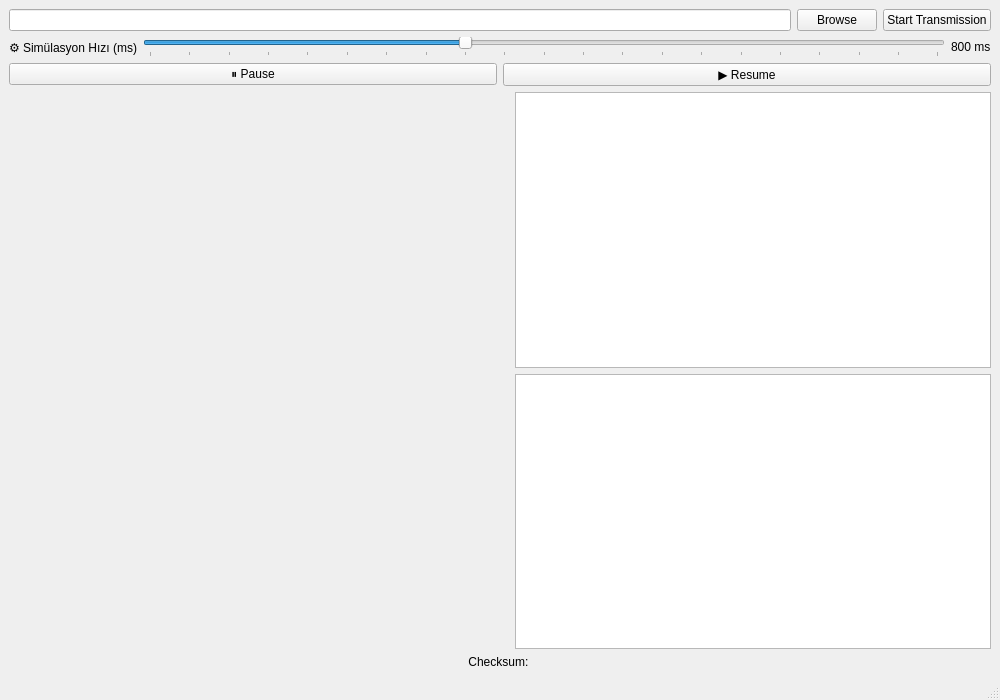
This is mainwindow.ui in burakataly/VIBA as Qt 5 draws it before an edit. The edited form follows.
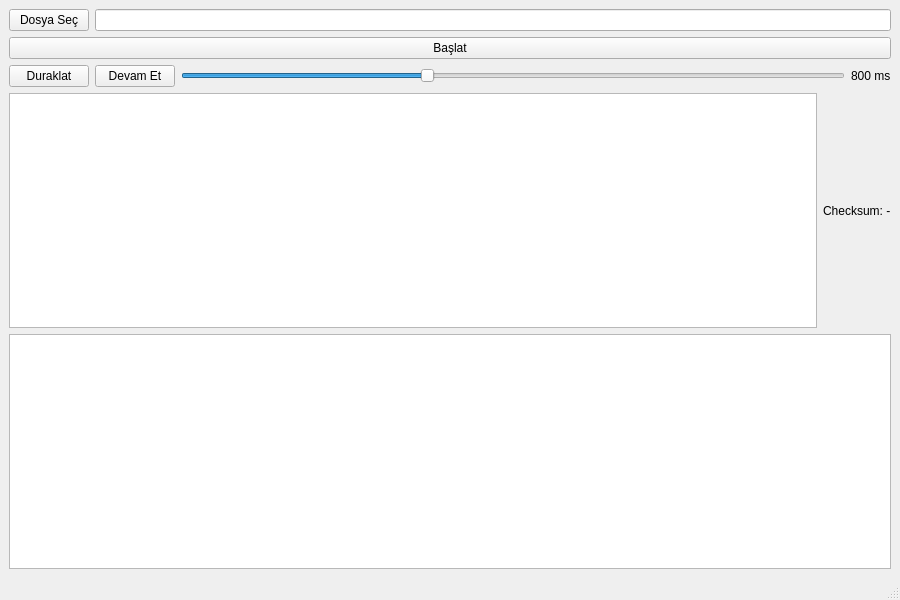
This is the edited form.

```diff
--- a/mainwindow.ui
+++ b/mainwindow.ui
@@ -3,7 +3,12 @@
  <class>MainWindow</class>
  <widget class="QMainWindow" name="MainWindow">
   <property name="geometry">
-   <rect><x>0</x><y>0</y><width>1000</width><height>700</height></rect>
+   <rect>
+    <x>0</x>
+    <y>0</y>
+    <width>900</width>
+    <height>600</height>
+   </rect>
   </property>
   <property name="windowTitle">
    <string>VIBA Çerçeve Simülatörü</string>
@@ -14,63 +19,96 @@
     <!-- === Dosya Seçimi + Başlatma === -->
     <item>
      <layout class="QHBoxLayout" name="fileLayout">
-      <item><widget class="QLineEdit" name="fileLineEdit"/></item>
-      <item><widget class="QPushButton" name="browseButton"><property name="text"><string>Browse</string></property></widget></item>
-      <item><widget class="QPushButton" name="startButton"><property name="text"><string>Start Transmission</string></property></widget></item>
+      <item>
+       <widget class="QPushButton" name="btnSelectFile">
+        <property name="text">
+         <string>Dosya Seç</string>
+        </property>
+       </widget>
+      </item>
+      <item>
+       <widget class="QLineEdit" name="fileLineEdit"/>
+      </item>
      </layout>
     </item>
 
     <!-- === Simülasyon Ayarları === -->
     <item>
-     <layout class="QHBoxLayout" name="simSettingsLayout">
-      <item><widget class="QLabel" name="lblSimDesc"><property name="text"><string>⚙ Simülasyon Hızı (ms)</string></property></widget></item>
-      <item><widget class="QSlider" name="sliderSpeed">
-        <property name="minimum"><number>1</number></property>
-        <property name="maximum"><number>2000</number></property>
-        <property name="value"><number>800</number></property>
-        <property name="orientation"><enum>Qt::Horizontal</enum></property>
-        <property name="tickInterval"><number>100</number></property>
-        <property name="tickPosition"><enum>QSlider::TicksBelow</enum></property>
-      </widget></item>
-      <item><widget class="QLabel" name="lblSpeedValue"><property name="text"><string>800 ms</string></property></widget></item>
-     </layout>
+     <widget class="QPushButton" name="btnStart">
+      <property name="text">
+       <string>Başlat</string>
+      </property>
+     </widget>
     </item>
-
-    <!-- === Simülasyon Kontrolleri (Pause, Resume) === -->
+    <!-- Kontrol Butonları ve Hız Slider -->
     <item>
-     <layout class="QHBoxLayout" name="controlButtonsLayout">
-      <item><widget class="QPushButton" name="btnPause"><property name="text"><string>⏸ Pause</string></property></widget></item>
-      <item><widget class="QPushButton" name="btnResume"><property name="text"><string>▶ Resume</string></property></widget></item>
+     <layout class="QHBoxLayout" name="controlLayout">
+      <item>
+       <widget class="QPushButton" name="btnPause">
+        <property name="text">
+         <string>Duraklat</string>
+        </property>
+       </widget>
+      </item>
+      <item>
+       <widget class="QPushButton" name="btnResume">
+        <property name="text">
+         <string>Devam Et</string>
+        </property>
+       </widget>
+      </item>
+      <item>
+       <widget class="QSlider" name="sliderSpeed">
+        <property name="minimum">
+         <number>100</number>
+        </property>
+        <property name="maximum">
+         <number>2000</number>
+        </property>
+        <property name="value">
+         <number>800</number>
+        </property>
+        <property name="orientation">
+         <enum>Qt::Horizontal</enum>
+        </property>
+       </widget>
+      </item>
+      <item>
+       <widget class="QLabel" name="lblSpeedValue">
+        <property name="text">
+         <string>800 ms</string>
+        </property>
+       </widget>
+      </item>
      </layout>
     </item>
-
-    <!-- === Ana Görselleştirme Alanı === -->
+    <!-- Grafik Alanı -->
     <item>
-     <layout class="QHBoxLayout" name="mainDisplayLayout">
+     <layout class="QHBoxLayout" name="graphicsLayout"/>
+    </item>
+    <!-- Çıkış Bilgileri: CRC Listesi ve Checksum -->
+    <item>
+     <layout class="QHBoxLayout" name="outputLayout">
       <item>
-       <widget class="QWidget" name="graphicsContainer">
-        <property name="minimumSize"><size><width>500</width><height>400</height></size></property>
-        <layout class="QVBoxLayout" name="graphicsLayout"/>
-       </widget>
+       <widget class="QListWidget" name="listCRC"/>
       </item>
       <item>
-       <layout class="QVBoxLayout" name="rightSideLayout">
-        <item><widget class="QListWidget" name="frameListWidget"/></item>
-        <item><widget class="QTextEdit" name="statusTextEdit"><property name="readOnly"><bool>true</bool></property></widget></item>
-       </layout>
+       <widget class="QLabel" name="lblChecksum">
+        <property name="text">
+         <string>Checksum: -</string>
+        </property>
+       </widget>
       </item>
      </layout>
     </item>
-
-    <!-- === Checksum Etiketi === -->
+    <!-- Log Alanı -->
     <item>
-     <widget class="QLabel" name="checksumLabel">
-      <property name="text"><string>Checksum: </string></property>
-      <property name="alignment"><set>Qt::AlignCenter</set></property>
-      <property name="minimumHeight"><number>25</number></property>
+     <widget class="QTextEdit" name="txtLog">
+      <property name="readOnly">
+       <bool>true</bool>
+      </property>
      </widget>
     </item>
-
    </layout>
   </widget>
   <widget class="QMenuBar" name="menubar"/>
```
Left out of the diff: 10 changed lines with no effect on the pictures.
